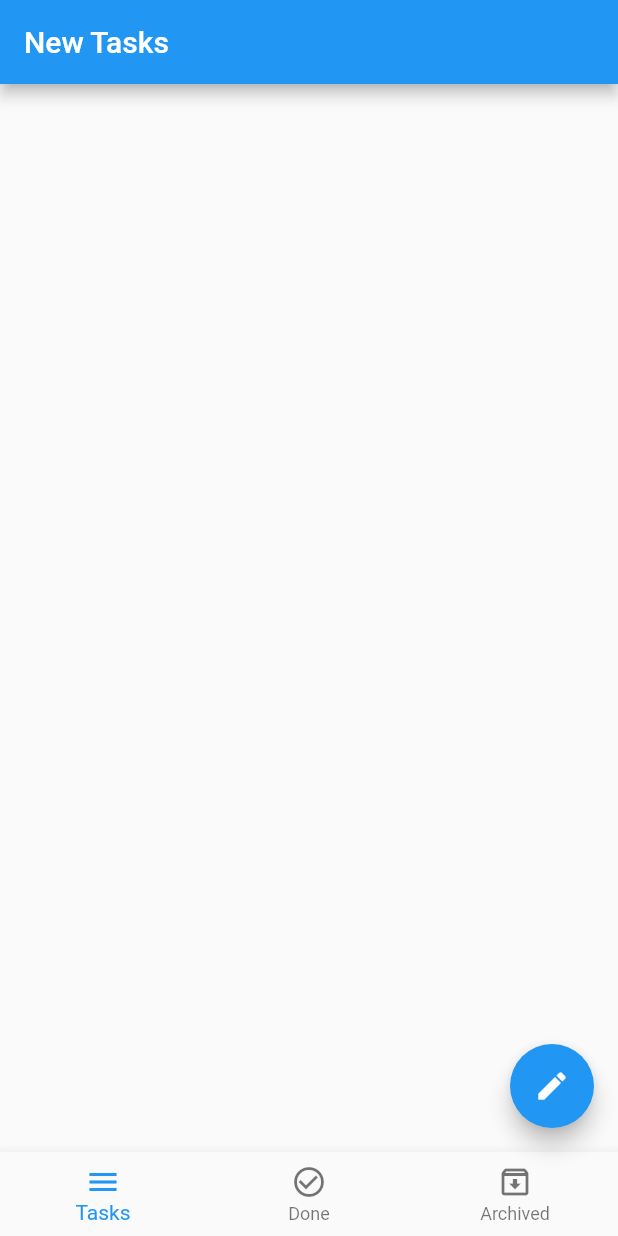
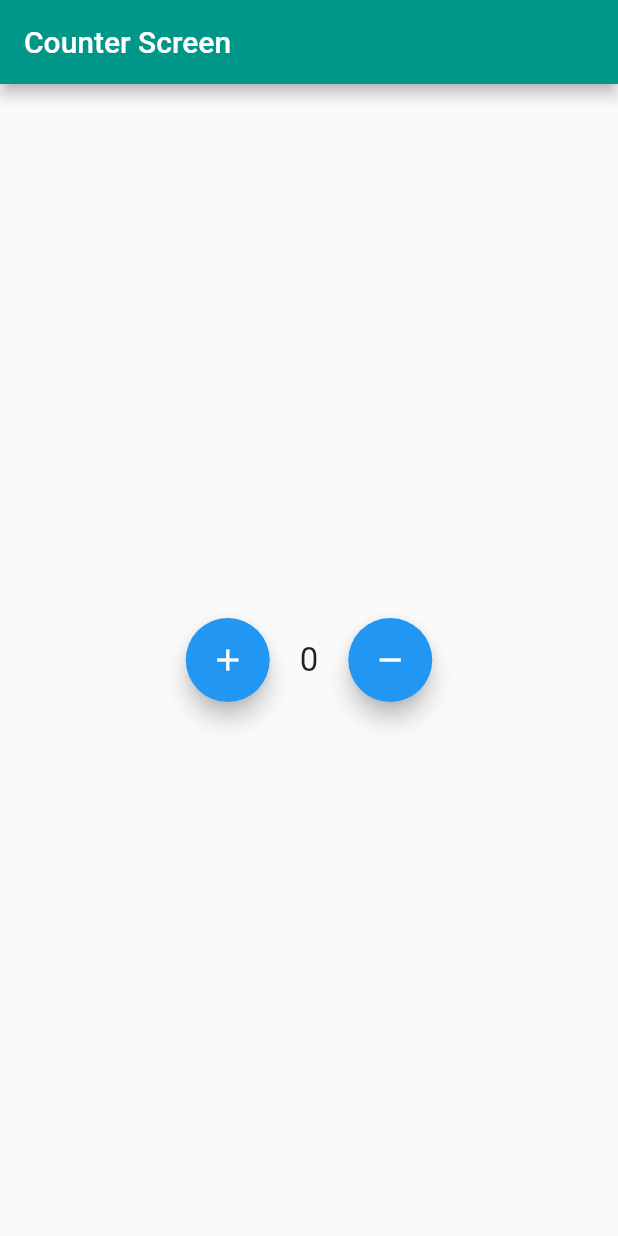
Before and after one commit to mortadha1144/BMI_A, a Flutter app: the screen it shows after launch, on a phone screen of 412 x 824 dp. Run offline on Flutter 3.47's test engine with Material 2 defaults, Android fonts, the phone set to English and light mode, and no system bars; our stand-ins replace bloc, conditional_builder_null_safety, flutter_bloc, sqflite; accounts and stored records are empty.

Commit message:
bloc from youtube applied

```diff
--- /dev/null
+++ b/lib/examples/bloc_youtube/ui/screens/counter/bloc/bloc.dart
@@ -0,0 +1,30 @@
+import 'package:flutter_bloc/flutter_bloc.dart';
+import 'package:udemy/examples/bloc_youtube/ui/screens/counter/bloc/events.dart';
+import 'package:udemy/examples/bloc_youtube/ui/screens/counter/bloc/states.dart';
+
+class CounterBloc extends Bloc<CounterEvents,CounterStatesE>{
+  CounterBloc(): super(InitialCounterStateE()){
+    on<IncrementCounterValue>(_incrementValue);
+    on<DecrementCounterValue>(_decrementValue);
+  }
+
+  static CounterBloc get(context) =>BlocProvider.of(context);
+  int count = 0;
+  void _incrementValue(
+      CounterEvents event,
+      Emitter<CounterStatesE> emit
+      ){
+    count++;
+    emit(SuccessCounterStateE());
+  }
+  void _decrementValue(
+      CounterEvents event,
+      Emitter<CounterStatesE> emit
+      ){
+    if(count!= 0){
+      count--;
+    }
+
+    emit(SuccessCounterStateE());
+  }
+}
--- /dev/null
+++ b/lib/examples/bloc_youtube/ui/screens/counter/bloc/events.dart
@@ -0,0 +1,7 @@
+abstract class CounterEvents{
+ const CounterEvents();
+}
+
+class IncrementCounterValue extends CounterEvents{}
+
+class DecrementCounterValue extends CounterEvents{}
--- /dev/null
+++ b/lib/examples/bloc_youtube/ui/screens/counter/bloc/states.dart
@@ -0,0 +1,9 @@
+abstract class CounterStatesE{}
+
+class InitialCounterStateE extends CounterStatesE{}
+class SuccessCounterStateE extends CounterStatesE{}
+class ErrorCounterStateE extends CounterStatesE{
+  final String error;
+
+  ErrorCounterStateE(this.error);
+}
--- /dev/null
+++ b/lib/examples/bloc_youtube/ui/screens/counter/counter_screen.dart
@@ -0,0 +1,63 @@
+import 'package:flutter/material.dart';
+import 'package:flutter_bloc/flutter_bloc.dart';
+import 'package:udemy/examples/bloc_youtube/ui/screens/counter/bloc/bloc.dart';
+import 'package:udemy/examples/bloc_youtube/ui/screens/counter/bloc/events.dart';
+import 'package:udemy/examples/bloc_youtube/ui/screens/counter/bloc/states.dart';
+
+class CounterScreenE extends StatelessWidget {
+  const CounterScreenE({Key? key}) : super(key: key);
+
+  @override
+  Widget build(BuildContext context) {
+    return BlocProvider<CounterBloc>(
+      create: (context) => CounterBloc(),
+      child: BlocConsumer<CounterBloc, CounterStatesE>(
+        listener: (context, state) {
+          if(state is SuccessCounterStateE){
+            print('success counter bloc');
+          }
+        },
+        builder: (context, state) {
+          int count = CounterBloc.get(context).count;
+          return Scaffold(
+            appBar: AppBar(
+              title: const Text('Counter Screen'),
+              backgroundColor: Colors.teal,
+            ),
+            body: Center(
+              child: Row(
+                mainAxisAlignment: MainAxisAlignment.center,
+                children: [
+                  FloatingActionButton(
+                    onPressed: () {
+                      CounterBloc.get(context).add(IncrementCounterValue());
+                    },
+                    child: const Icon(Icons.add),
+                  ),
+                  const SizedBox(
+                    width: 20,
+                  ),
+                   Text(
+                    count.toString(),
+                    style: const TextStyle(
+                      fontSize: 22,
+                    ),
+                  ),
+                  const SizedBox(
+                    width: 20,
+                  ),
+                  FloatingActionButton(
+                    onPressed: () {
+                      CounterBloc.get(context).add(DecrementCounterValue());
+                    },
+                    child: const Icon(Icons.remove),
+                  ),
+                ],
+              ),
+            ),
+          );
+        },
+      ),
+    );
+  }
+}
--- a/lib/layout/home_layout.dart
+++ b/lib/layout/home_layout.dart
@@ -43,7 +43,7 @@ class HomeLayout extends StatelessWidget {
               ),
             ),
             body: ConditionalBuilder(
-              condition: true,
+              condition: state is! AppGetDatabaseLoadingState  ,
               builder: (context) => cubit.screens[cubit.currentIndex],
               fallback: (context) =>
                   const Center(child: CircularProgressIndicator()),
--- a/lib/main.dart
+++ b/lib/main.dart
@@ -1,4 +1,5 @@
 import 'package:bloc/bloc.dart';
+import 'package:udemy/examples/bloc_youtube/ui/screens/counter/counter_screen.dart';
 import 'package:udemy/layout/home_layout.dart';
 import 'package:udemy/modules/bmi/bmi_screen.dart';
 import 'package:udemy/modules/counter/counter_screen.dart';
@@ -18,9 +19,9 @@ class MyApp extends StatelessWidget {
 
   @override
   Widget build(BuildContext context) {
-    return  MaterialApp(
+    return  const MaterialApp(
       debugShowCheckedModeBanner: false,
-      home: HomeLayout(),
+      home: CounterScreenE(),
     );
   }
 }
--- a/lib/modules/new_tasks/new_tasks_screen.dart
+++ b/lib/modules/new_tasks/new_tasks_screen.dart
@@ -14,7 +14,7 @@ class NewTasksScreen extends StatelessWidget {
       builder: (context, state) {
         var tasks = AppCubit.get(context).tasks;
         return ListView.separated(
-          itemBuilder: (context, index) => buildTaskItem(tasks[index]),
+          itemBuilder: (context, index) => buildTaskItem(tasks[index],context),
           separatorBuilder: (context, index) => Padding(
             padding: const EdgeInsetsDirectional.only(start: 20),
             child: Divider(
--- a/lib/shared/cubit/states.dart
+++ b/lib/shared/cubit/states.dart
@@ -6,5 +6,7 @@ class AppChangeBottomNavBarState extends AppStates{}
 
 class AppCreateDatabaseState extends AppStates{}
 class AppGetDatabaseState extends AppStates{}
+class AppGetDatabaseLoadingState extends AppStates{}
 class AppInsertDatabaseState extends AppStates{}
+class AppUpdateDatabaseState extends AppStates{}
 class AppChangeBottomSheetState extends AppStates{}
```
Also changed, not shown: lib/shared/components/components.dart (+33 -4 lines), lib/shared/cubit/cubit.dart (+25 -16 lines).
